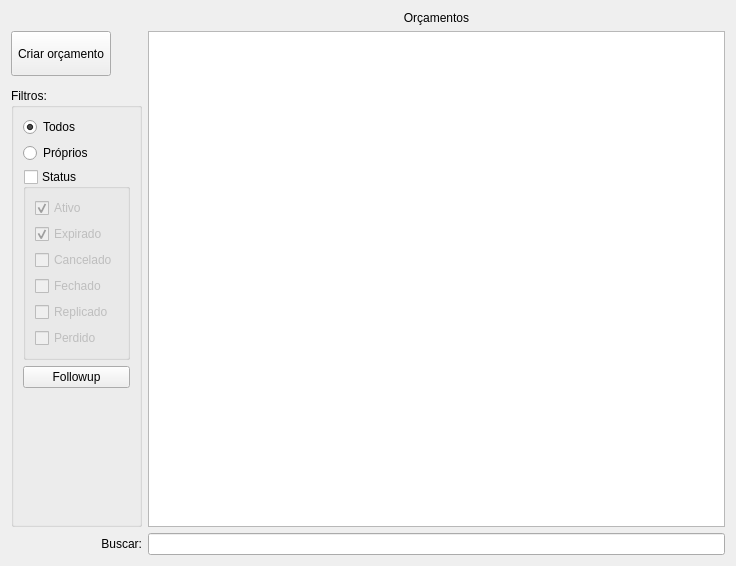
First picture: the form in ui/widgetorcamento.ui, repository lellisls/ERP-STACCATO, before the edit.
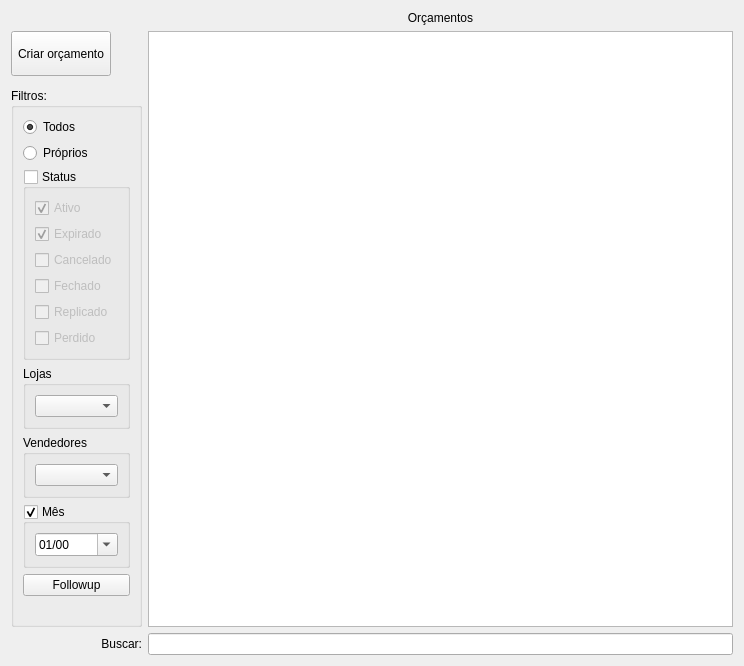
Second picture: the form after the edit. Custom widgets are drawn as their Qt base class.

```diff
--- a/ui/widgetorcamento.ui
+++ b/ui/widgetorcamento.ui
@@ -6,8 +6,8 @@
    <rect>
     <x>0</x>
     <y>0</y>
-    <width>736</width>
-    <height>566</height>
+    <width>744</width>
+    <height>666</height>
    </rect>
   </property>
   <property name="windowTitle">
@@ -28,21 +28,8 @@
      <property name="title">
       <string>Filtros:</string>
      </property>
-     <layout class="QGridLayout" name="gridLayout_9">
-      <item row="1" column="0">
-       <widget class="QRadioButton" name="radioButtonProprios">
-        <property name="enabled">
-         <bool>true</bool>
-        </property>
-        <property name="text">
-         <string>Próprios</string>
-        </property>
-        <property name="checked">
-         <bool>false</bool>
-        </property>
-       </widget>
-      </item>
-      <item row="0" column="0">
+     <layout class="QGridLayout" name="gridLayout_6">
+      <item row="0" column="1">
        <widget class="QRadioButton" name="radioButtonTodos">
         <property name="enabled">
          <bool>true</bool>
@@ -55,7 +42,27 @@
         </property>
        </widget>
       </item>
-      <item row="7" column="0">
+      <item row="1" column="1">
+       <widget class="QRadioButton" name="radioButtonProprios">
+        <property name="enabled">
+         <bool>true</bool>
+        </property>
+        <property name="text">
+         <string>Próprios</string>
+        </property>
+        <property name="checked">
+         <bool>false</bool>
+        </property>
+       </widget>
+      </item>
+      <item row="6" column="1">
+       <widget class="QPushButton" name="pushButtonFollowup">
+        <property name="text">
+         <string>Followup</string>
+        </property>
+       </widget>
+      </item>
+      <item row="7" column="1">
        <spacer name="verticalSpacer_2">
         <property name="orientation">
          <enum>Qt::Vertical</enum>
@@ -68,7 +75,31 @@
         </property>
        </spacer>
       </item>
-      <item row="5" column="0">
+      <item row="4" column="1">
+       <widget class="QGroupBox" name="groupBoxVendedores">
+        <property name="title">
+         <string>Vendedores</string>
+        </property>
+        <layout class="QGridLayout" name="gridLayout_4">
+         <item row="0" column="0">
+          <widget class="ComboBox" name="comboBoxVendedores"/>
+         </item>
+        </layout>
+       </widget>
+      </item>
+      <item row="3" column="1">
+       <widget class="QGroupBox" name="groupBoxLojas">
+        <property name="title">
+         <string>Lojas</string>
+        </property>
+        <layout class="QGridLayout" name="gridLayout_3">
+         <item row="0" column="0">
+          <widget class="ComboBox" name="comboBoxLojas"/>
+         </item>
+        </layout>
+       </widget>
+      </item>
+      <item row="2" column="1">
        <widget class="QGroupBox" name="groupBoxStatus">
         <property name="title">
          <string>Status</string>
@@ -161,11 +192,35 @@
         </layout>
        </widget>
       </item>
-      <item row="6" column="0">
-       <widget class="QPushButton" name="pushButtonFollowup">
-        <property name="text">
-         <string>Followup</string>
+      <item row="5" column="1">
+       <widget class="QGroupBox" name="groupBoxMes">
+        <property name="enabled">
+         <bool>true</bool>
         </property>
+        <property name="title">
+         <string>Mês</string>
+        </property>
+        <property name="checkable">
+         <bool>true</bool>
+        </property>
+        <property name="checked">
+         <bool>true</bool>
+        </property>
+        <layout class="QGridLayout" name="gridLayout_5">
+         <item row="0" column="0">
+          <widget class="QDateEdit" name="dateEdit">
+           <property name="currentSection">
+            <enum>QDateTimeEdit::MonthSection</enum>
+           </property>
+           <property name="displayFormat">
+            <string>MM/yy</string>
+           </property>
+           <property name="calendarPopup">
+            <bool>true</bool>
+           </property>
+          </widget>
+         </item>
+        </layout>
        </widget>
       </item>
      </layout>
@@ -262,6 +317,11 @@
    <extends>QTableView</extends>
    <header>src/tableview.h</header>
   </customwidget>
+  <customwidget>
+   <class>ComboBox</class>
+   <extends>QComboBox</extends>
+   <header>src/combobox.h</header>
+  </customwidget>
  </customwidgets>
  <resources/>
  <connections/>
```
